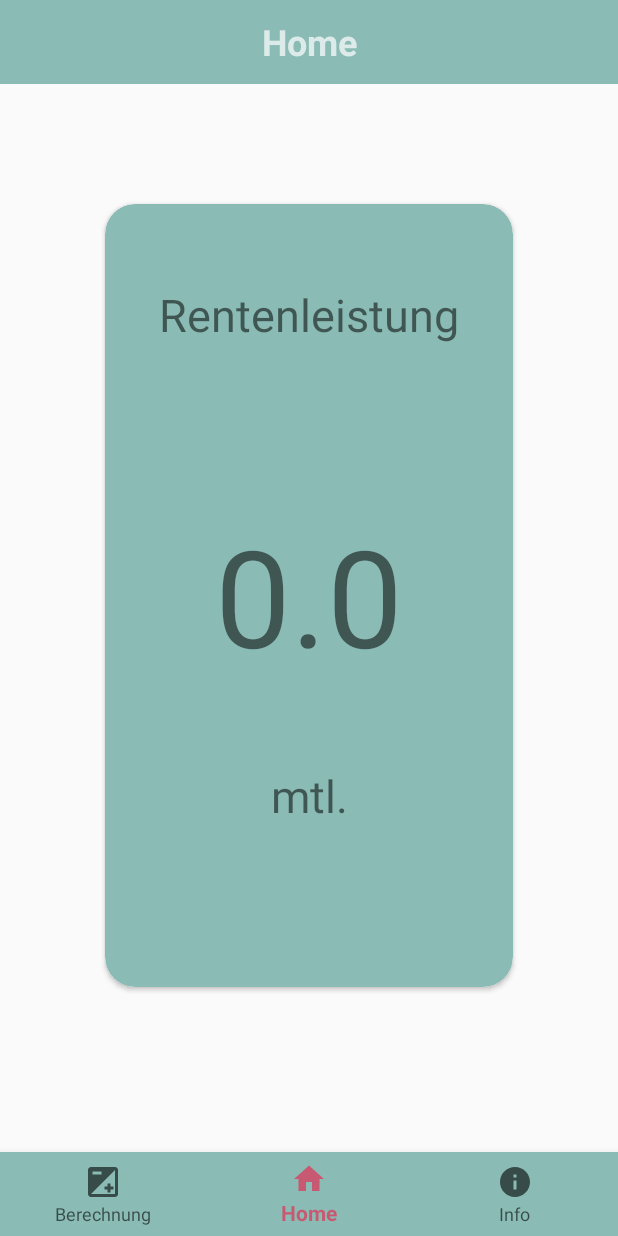
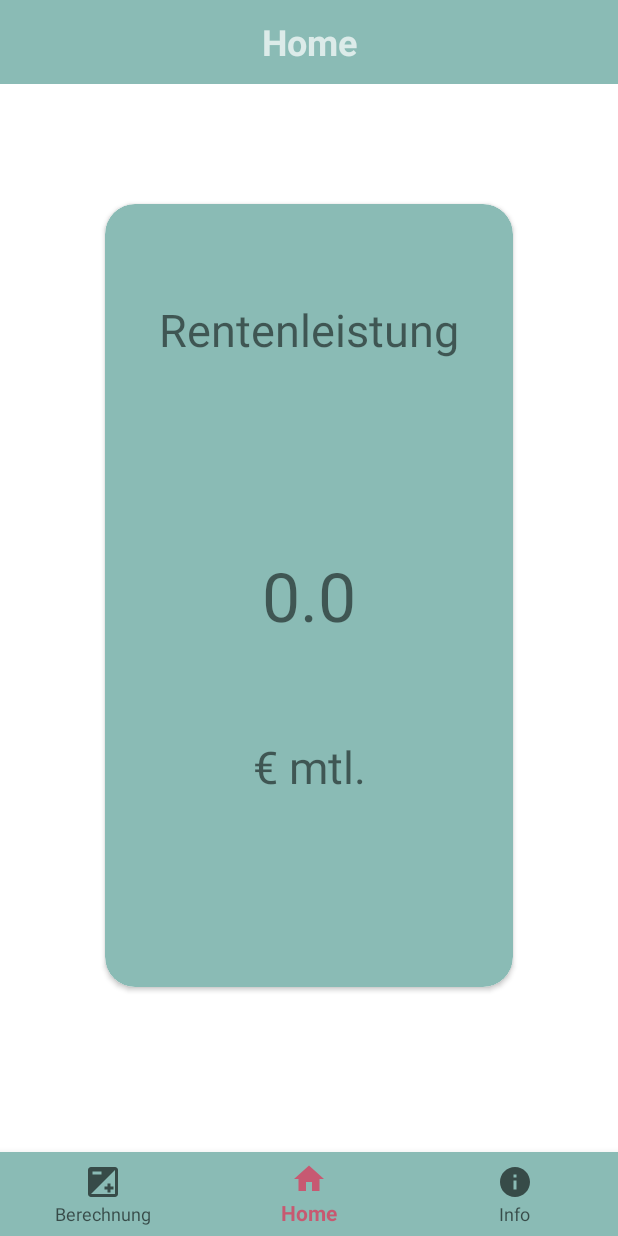
Before and after one commit to LenaHue/Hackarinos, an Android app: the fragment Ergebnis placed in its activity, on a phone screen of 412 x 824 dp. Run offline under Robolectric (Android 15) with nearby library versions, the light colour scheme and no system bars; Roboto replaces fonts that are not available here; 2 statements that could not run were skipped.

Commit message:
Runde Ecken erstellt, Berechnen1 Anzeigefehler behoben

```diff
--- a/app/src/main/res/layout/ergebnis_adapter.xml
+++ b/app/src/main/res/layout/ergebnis_adapter.xml
@@ -41,7 +41,7 @@
             android:layout_height="wrap_content"
             android:gravity="center"
             android:text="0€"
-            android:textSize="90dp"
+            android:textSize="45dp"
             android:layout_weight="1"/>
 
 
@@ -52,7 +52,7 @@
                 android:gravity="center_horizontal"
                 android:textSize="30dp"
                 android:layout_weight="1"
-                android:text="mtl."/>
+                android:text="€ mtl."/>
 
         </LinearLayout>
     </android.support.v7.widget.CardView>
--- a/app/src/main/res/layout/ergebnis_viewpagerlayout.xml
+++ b/app/src/main/res/layout/ergebnis_viewpagerlayout.xml
@@ -17,7 +17,8 @@
         android:paddingLeft="20dp"
         android:paddingEnd="20dp"
         android:paddingRight="20dp"
-        android:paddingBottom="30dp" />
+        android:paddingBottom="30dp"
+        android:background="@color/Weiß"/>
 
 
 </LinearLayout>
--- a/app/src/main/res/values/colors.xml
+++ b/app/src/main/res/values/colors.xml
@@ -25,4 +25,5 @@
     <color name="Hellgrau">#DA9E9B9B</color>
     <color name="Gelb_hell">#F7E975</color>
     <color name="Türkis">#8ABBB5</color>
+    <color name="Weiß">#FFFFFF</color>
 </resources>
```
